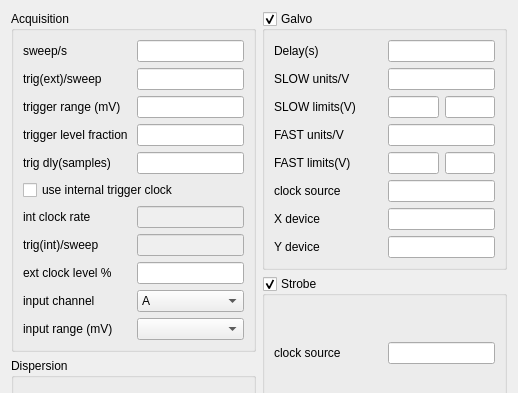
Above: VtxEngineParamsDialog.ui from djsperka/vortup before the change; both pictures show x 0 to 518 and y 0 to 393 of the 518 by 728 pixel window. Below: the same form after it.
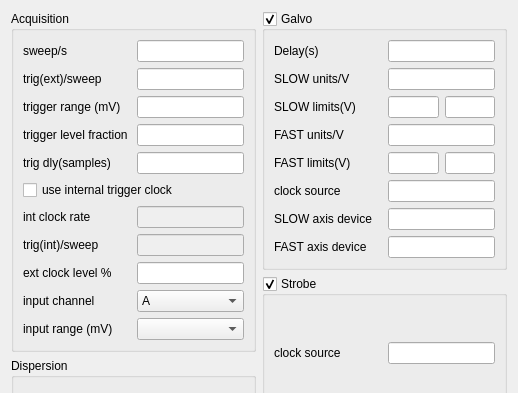
That is the form after the change. Custom widgets are drawn as their Qt base class.

Commit message: rename and relabel X/Y to SLOW/FAST where appropriate. This isn't intuitive to the user, but it is accurate. Better way to experss this?

The edit to the form file:
```diff
--- a/VtxEngineParamsDialog.ui
+++ b/VtxEngineParamsDialog.ui
@@ -436,7 +436,7 @@
             <item>
              <widget class="QLabel" name="label_8">
               <property name="text">
-               <string>X device</string>
+               <string>SLOW axis device</string>
               </property>
              </widget>
             </item>
@@ -450,7 +450,7 @@
             <item>
              <widget class="QLabel" name="label_9">
               <property name="text">
-               <string>Y device</string>
+               <string>FAST axis device</string>
               </property>
              </widget>
             </item>
```
Left out of the diff: 16 changed lines with no effect on the pictures. The commit also changes 9 other files.
